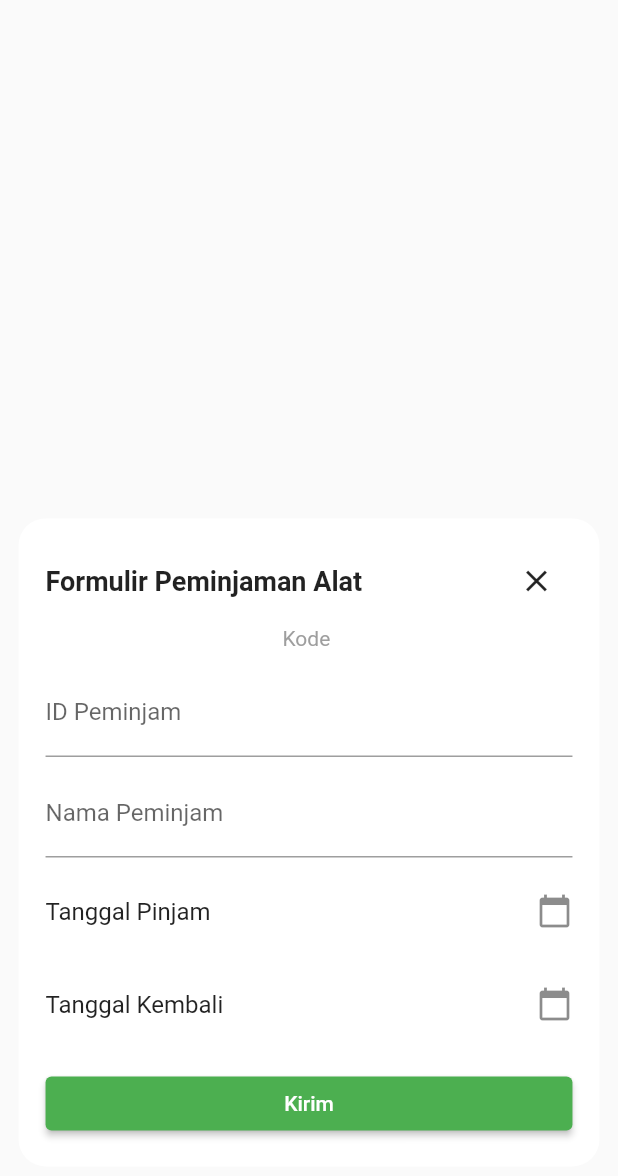
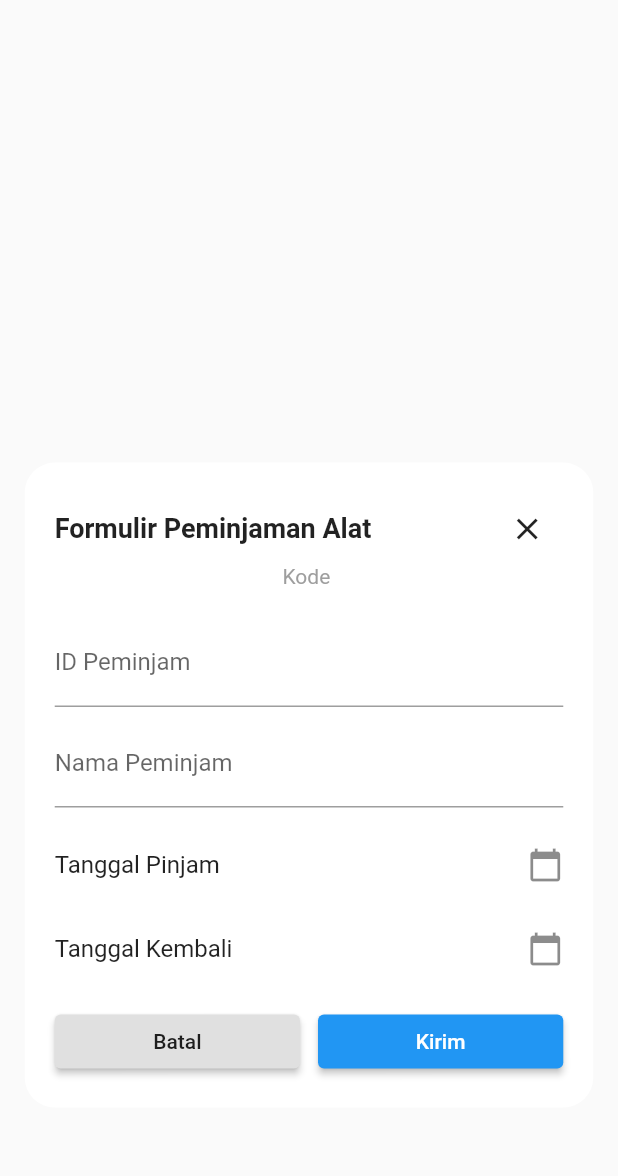
Before and after one commit to dinalailil/pbl_peminjamanalatlab, a Flutter app: the FormPeminjamanModal widget shown alone on an empty page, opened directly with empty values, on a phone screen of 412 x 824 dp. Shown: the top 1176 px of the screen. Run offline on Flutter 3.47's test engine with Material 3 defaults, Android fonts, the phone set to English and light mode, and no system bars; our stand-ins replace cloud_firestore, firebase_auth, firebase_core; accounts and stored records are empty.

Commit message:
modifikasi peminjaman

```diff
--- a/lib/screens/user/form_peminjaman_modal.dart
+++ b/lib/screens/user/form_peminjaman_modal.dart
@@ -17,7 +17,9 @@ class _FormPeminjamanModalState extends State<FormPeminjamanModal> {
   final TextEditingController namaController = TextEditingController();
   DateTime? tglPinjam;
   DateTime? tglKembali;
+
   bool loading = false;
+  String status = ""; // <-- STATUS DITAMBAHKAN
 
   Future<void> pickDate(BuildContext c, bool isPinjam) async {
     final now = DateTime.now();
@@ -37,55 +39,42 @@ class _FormPeminjamanModalState extends State<FormPeminjamanModal> {
   Future<void> submit() async {
     if (!_formKey.currentState!.validate()) return;
     if (tglPinjam == null || tglKembali == null) {
-      ScaffoldMessenger.of(context).showSnackBar(const SnackBar(content: Text("Pilih tanggal pinjam & kembali")));
+      ScaffoldMessenger.of(context).showSnackBar(
+        const SnackBar(content: Text("Pilih tanggal pinjam & kembali"))
+      );
       return;
     }
 
     setState(() => loading = true);
 
-    final alatRef = FirebaseFirestore.instance.collection('alat').doc(widget.data.id);
     final peminjamanRef = FirebaseFirestore.instance.collection('peminjaman');
 
     try {
-      await FirebaseFirestore.instance.runTransaction((transaction) async {
-        final snap = await transaction.get(alatRef);
-        final map = snap.data() as Map<String, dynamic>? ?? {};
-        final curr = (map['jumlah'] is num) ? (map['jumlah'] as num).toInt() : 0;
 
-        if (curr <= 0) {
-          throw Exception("Stok tidak cukup");
-        }
-
-        final newJumlah = curr - 1;
-
-        // buat doc peminjaman (sementara inside transaction)
-        final peminjamanDoc = peminjamanRef.doc();
-        transaction.set(peminjamanDoc, {
+      // SIMPAN DATA PEMINJAMAN
+      await peminjamanRef.add({
         "id_peminjam": idController.text,
         "nama_peminjam": namaController.text,
         "kode_barang": widget.data['kode'],
         "nama_barang": widget.data['nama'],
         "tgl_pinjam": Timestamp.fromDate(tglPinjam!),
         "tgl_kembali": Timestamp.fromDate(tglKembali!),
-          "status": "Menunggu Konfirmasi",
+        "status": "Diajukan",
         "created_at": FieldValue.serverTimestamp(),
       });
 
-        // update stok alat
-        transaction.update(alatRef, {
-          "jumlah": newJumlah,
-          "status": newJumlah == 0 ? "Dipinjam" : "Tersedia",
-        });
+      setState(() {
+        status = "Diajukan"; // <-- tampilkan status
       });
 
-      // selesai
-      if (mounted) {
-        Navigator.of(context).pop(); // close bottom sheet
-        ScaffoldMessenger.of(context).showSnackBar(const SnackBar(content: Text("Berhasil mengajukan peminjaman")));
-      }
+      ScaffoldMessenger.of(context).showSnackBar(
+        const SnackBar(content: Text("Peminjaman berhasil diajukan"))
+      );
+
     } catch (e) {
-      // error handling
-      ScaffoldMessenger.of(context).showSnackBar(SnackBar(content: Text("Gagal: ${e.toString()}")));
+      ScaffoldMessenger.of(context).showSnackBar(
+        SnackBar(content: Text("Gagal: ${e.toString()}"))
+      );
     } finally {
       if (mounted) setState(() => loading = false);
     }
@@ -97,80 +86,138 @@ class _FormPeminjamanModalState extends State<FormPeminjamanModal> {
     final kode = map['kode'] ?? "-";
 
     return DraggableScrollableSheet(
-      initialChildSize: 0.6,
-      minChildSize: 0.4,
+      initialChildSize: 0.65,
       maxChildSize: 0.95,
+      minChildSize: 0.55,
       builder: (context, scrollController) {
         return Container(
-          decoration: const BoxDecoration(
           color: Colors.transparent,
-          ),
           child: SingleChildScrollView(
             controller: scrollController,
             child: Center(
               child: Container(
-                margin: const EdgeInsets.only(top: 16),
-                padding: const EdgeInsets.all(18),
-                width: MediaQuery.of(context).size.width * 0.94,
+                margin: const EdgeInsets.only(top: 20),
+                padding: const EdgeInsets.all(20),
+                width: MediaQuery.of(context).size.width * 0.92,
                 decoration: BoxDecoration(
                   color: Colors.white,
-                  borderRadius: BorderRadius.circular(18),
+                  borderRadius: BorderRadius.circular(20),
                 ),
+
                 child: Form(
                   key: _formKey,
                   child: Column(
+                    crossAxisAlignment: CrossAxisAlignment.center,
                     children: [
+
+                      // HEADER
                       Row(
                         mainAxisAlignment: MainAxisAlignment.spaceBetween,
                         children: [
-                          const Text("Formulir Peminjaman Alat", style: TextStyle(fontSize: 18, fontWeight: FontWeight.bold)),
+                          const Text(
+                            "Formulir Peminjaman Alat",
+                            style: TextStyle(fontSize: 18, fontWeight: FontWeight.bold),
+                          ),
                           IconButton(
                             icon: const Icon(Icons.close),
-                            onPressed: () => Navigator.of(context).pop(),
+                            onPressed: () => Navigator.pop(context),
                           )
                         ],
                       ),
-                      const SizedBox(height: 6),
+
                       Text("Kode $kode", style: const TextStyle(color: Colors.grey)),
-                      const SizedBox(height: 12),
+                      const SizedBox(height: 20),
 
+                      // FORM
                       TextFormField(
                         controller: idController,
                         decoration: const InputDecoration(labelText: "ID Peminjam"),
-                        validator: (v) => v == null || v.isEmpty ? "Isi ID" : null,
+                        validator: (v) => v!.isEmpty ? "Isi ID" : null,
                       ),
                       const SizedBox(height: 8),
+
                       TextFormField(
                         controller: namaController,
                         decoration: const InputDecoration(labelText: "Nama Peminjam"),
-                        validator: (v) => v == null || v.isEmpty ? "Isi nama" : null,
+                        validator: (v) => v!.isEmpty ? "Isi Nama" : null,
                       ),
-                      const SizedBox(height: 8),
 
-                      // tanggal pinjam
+                      const SizedBox(height: 10),
+
                       ListTile(
                         contentPadding: EdgeInsets.zero,
-                        title: Text(tglPinjam == null ? "Tanggal Pinjam" : "${tglPinjam!.day}-${tglPinjam!.month}-${tglPinjam!.year}"),
+                        title: Text(
+                          tglPinjam == null
+                              ? "Tanggal Pinjam"
+                              : "${tglPinjam!.day}/${tglPinjam!.month}/${tglPinjam!.year}",
+                        ),
                         trailing: const Icon(Icons.calendar_today),
                         onTap: () => pickDate(context, true),
                       ),
-                      const SizedBox(height: 6),
+
                       ListTile(
                         contentPadding: EdgeInsets.zero,
-                        title: Text(tglKembali == null ? "Tanggal Kembali" : "${tglKembali!.day}-${tglKembali!.month}-${tglKembali!.year}"),
+                        title: Text(
+                          tglKembali == null
+                              ? "Tanggal Kembali"
+                              : "${tglKembali!.day}/${tglKembali!.month}/${tglKembali!.year}",
+                        ),
                         trailing: const Icon(Icons.calendar_today),
                         onTap: () => pickDate(context, false),
                       ),
 
-                      const SizedBox(height: 14),
+                      const SizedBox(height: 10),
 
-                      SizedBox(
-                        width: double.infinity,
+                      // === STATUS DI ATAS TOMBOL ===
+                      if (status.isNotEmpty)
+                        Container(
+                          padding: const EdgeInsets.symmetric(vertical: 8, horizontal: 12),
+                          margin: const EdgeInsets.only(bottom: 12),
+                          decoration: BoxDecoration(
+                            color: Colors.green.shade100,
+                            borderRadius: BorderRadius.circular(10),
+                          ),
+                          child: Text(
+                            "Status : $status",
+                            style: TextStyle(
+                              fontWeight: FontWeight.bold,
+                              color: Colors.green.shade700,
+                            ),
+                          ),
+                        ),
+
+                      // BUTTONS
+                      Row(
+                        children: [
+
+                          // BATAL
+                          Expanded(
+                            child: ElevatedButton(
+                              onPressed: () => Navigator.pop(context),
+                              style: ElevatedButton.styleFrom(
+                                backgroundColor: Colors.grey.shade300,
+                                foregroundColor: Colors.black87,
+                              ),
+                              child: const Text("Batal"),
+                            ),
+                          ),
+
+                          const SizedBox(width: 12),
+
+                          // KIRIM
+                          Expanded(
                             child: ElevatedButton(
                               onPressed: loading ? null : submit,
+                              style: ElevatedButton.styleFrom(
+                                backgroundColor: Colors.blue,
+                                foregroundColor: Colors.white,
+                              ),
                               child: Text(loading ? "Loading..." : "Kirim"),
                             ),
                           ),
+                        ],
+                      ),
+
                     ],
                   ),
                 ),
```
Lines whose indentation alone changed are shown as unchanged.
